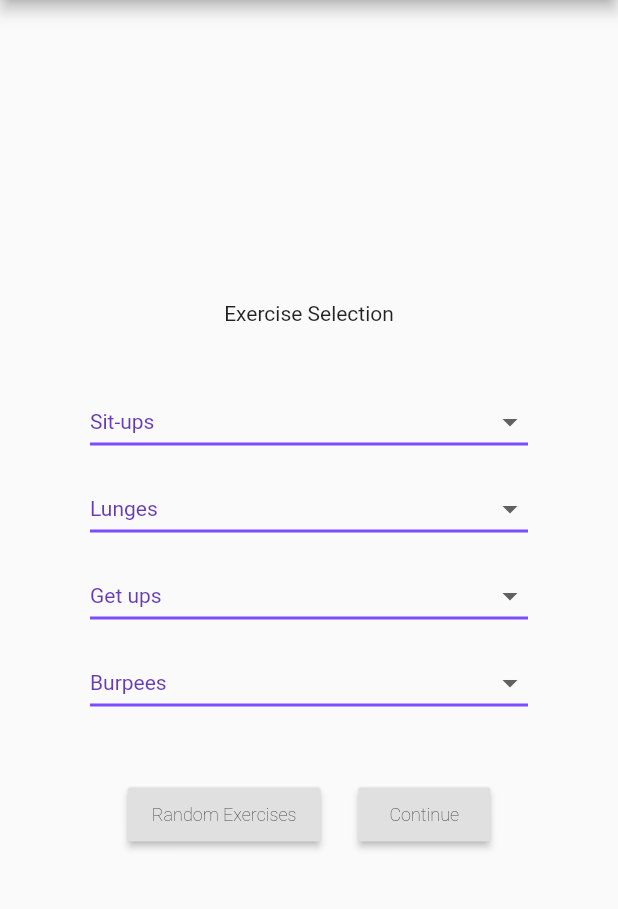
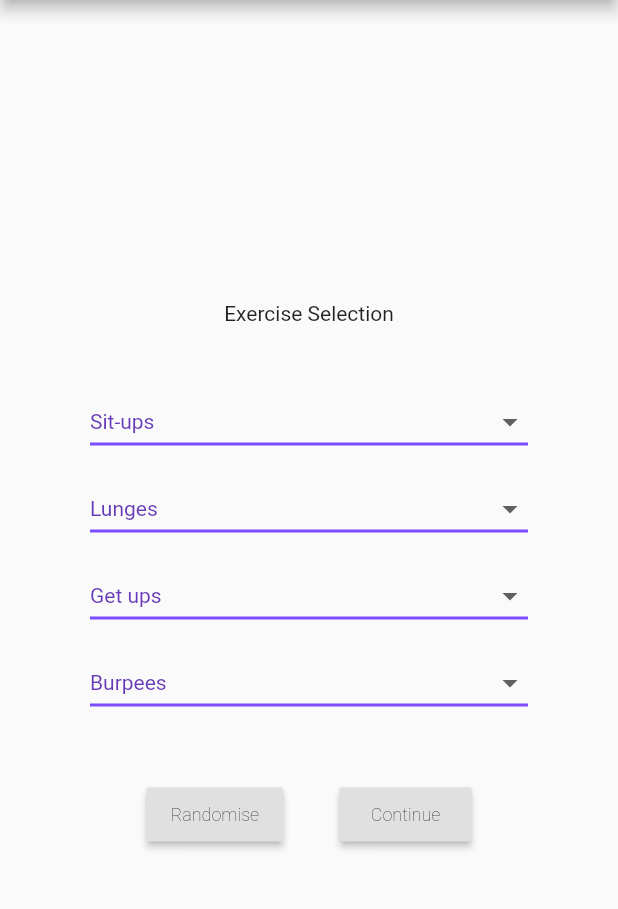
Before and after one commit to dogBarrett/home_pt, a Flutter app: the screen it shows after launch, after a tap on "Continue", on a phone screen of 412 x 824 dp, the part 84-993 px from its top. Run offline on Flutter 3.47's test engine with Material 2 defaults, Android fonts, the phone set to English and light mode, and no system bars; our stand-ins replace shared_preferences.

Commit message:
Overrun corrections

```diff
--- a/lib/presentation/widgets/deck_of_cards_settings.dart
+++ b/lib/presentation/widgets/deck_of_cards_settings.dart
@@ -49,7 +49,7 @@ class _DeckOfCardsSettings extends State<DeckOfCardsSettings> {
             size: 16,
           ),
           onPressed: () {
-            _onWillPop;
+            _onWillPop();
             //Navigator.of(context).pop();
           },
         ),
@@ -112,7 +112,7 @@ class _DeckOfCardsSettings extends State<DeckOfCardsSettings> {
                           child: new Text(
                             "10 reps",
                             style: new TextStyle(
-                                fontSize: 12.0,
+                                fontSize: 10.0,
                                 color: const Color(0xFF000000),
                                 fontWeight: isPicture10
                                     ? FontWeight.w800
@@ -130,7 +130,7 @@ class _DeckOfCardsSettings extends State<DeckOfCardsSettings> {
                           child: new Text(
                             "Card value",
                             style: new TextStyle(
-                                fontSize: 12.0,
+                                fontSize: 10.0,
                                 color: const Color(0xFF000000),
                                 fontWeight: isPicturePicture
                                     ? FontWeight.w800
--- a/lib/presentation/widgets/select_exercises_for_deck_of_cards.dart
+++ b/lib/presentation/widgets/select_exercises_for_deck_of_cards.dart
@@ -187,7 +187,7 @@ class _SelectExercisesForDeckOfCards
                             color: const Color(0xFFe0e0e0),
                             child:
                             new Text(
-                              "Random Exercises",
+                              "Randomise",
                               style: new TextStyle(fontSize:12.0,
                                   color: const Color(0xFF000000),
                                   fontWeight: FontWeight.w200,
```
Also changed, not shown: pubspec.lock, 5 other files.
